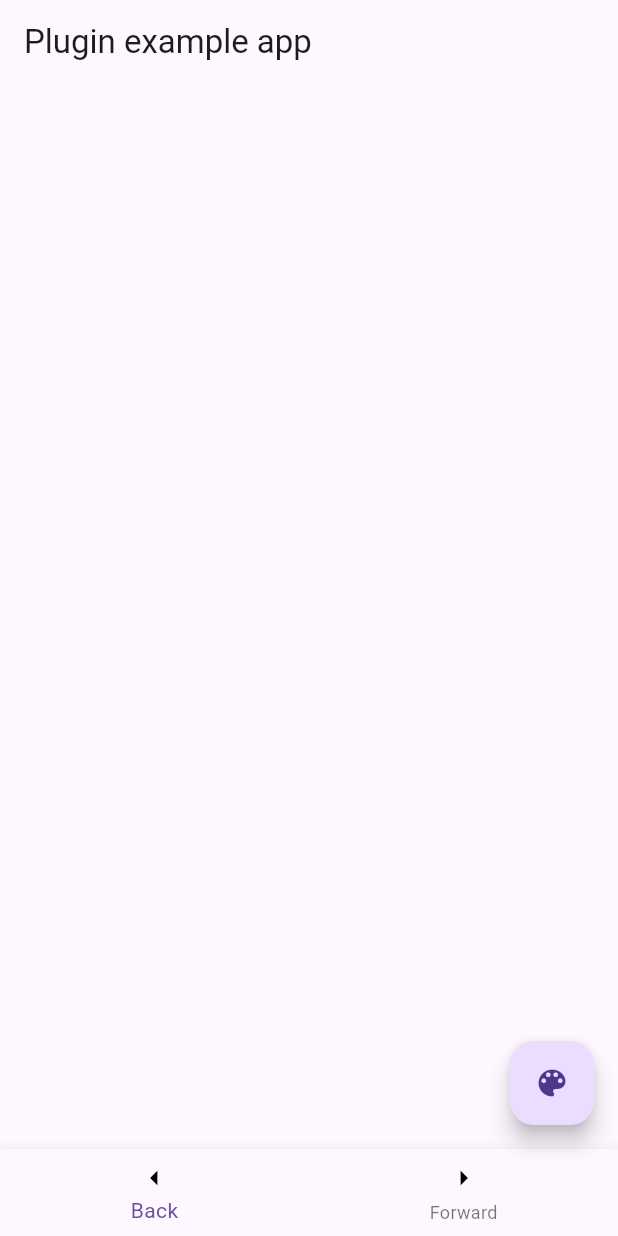
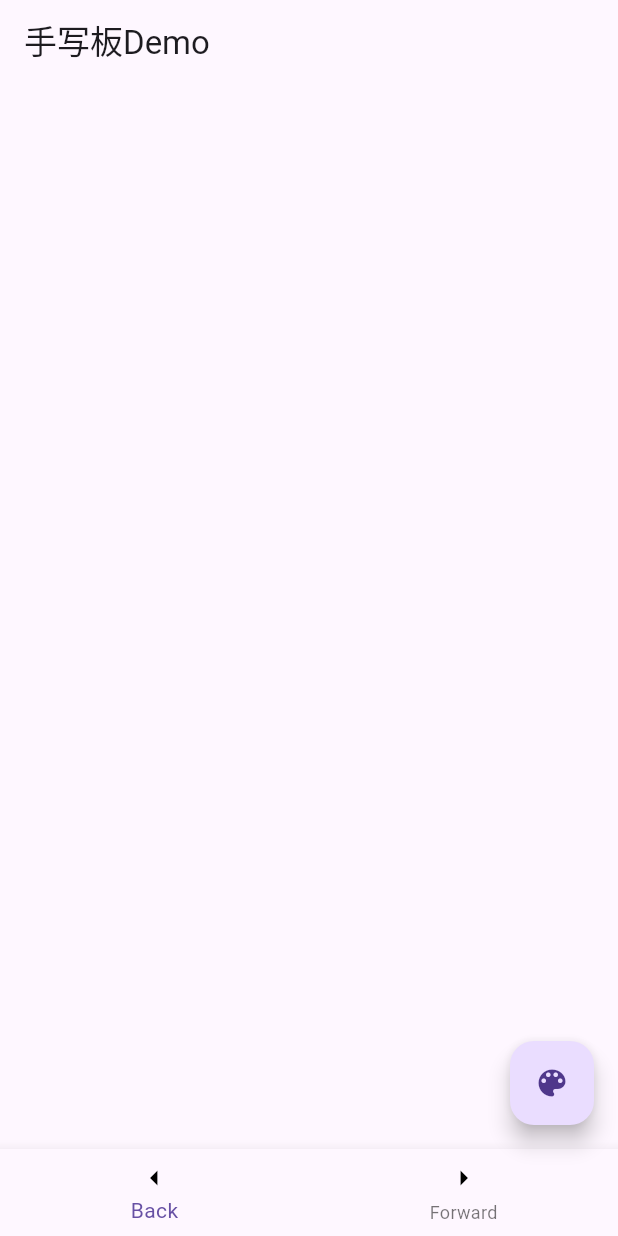
Before and after one commit to 7-bit11/flutter_tablet_plugin, a Flutter app: the screen it shows after launch, on a phone screen of 412 x 824 dp. Run offline on Flutter 3.47's test engine with Material 3 defaults, Android fonts, the phone set to English and light mode, and no system bars.

```diff
--- a/example/lib/main.dart
+++ b/example/lib/main.dart
@@ -86,7 +86,7 @@ class _MyAppState extends State<MyApp> {
     return MaterialApp(
         home: Scaffold(
       appBar: AppBar(
-        title: const Text('Plugin example app'),
+        title: const Text('手写板Demo'),
       ),
       body: Center(
         child: SignaturePad(
```
Also changed, not shown: example/assets/icons/arrow_left.png (added), example/assets/icons/arrow_right.png (added).
